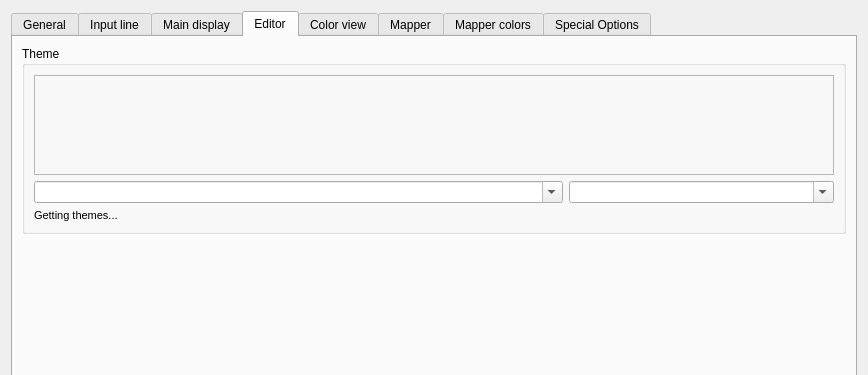
Above: src/ui/profile_preferences.ui from Mudlet/Mudlet before the change; both pictures show x 0 to 868 and y 0 to 375 of the 868 by 743 pixel window. Below: the same form after it.
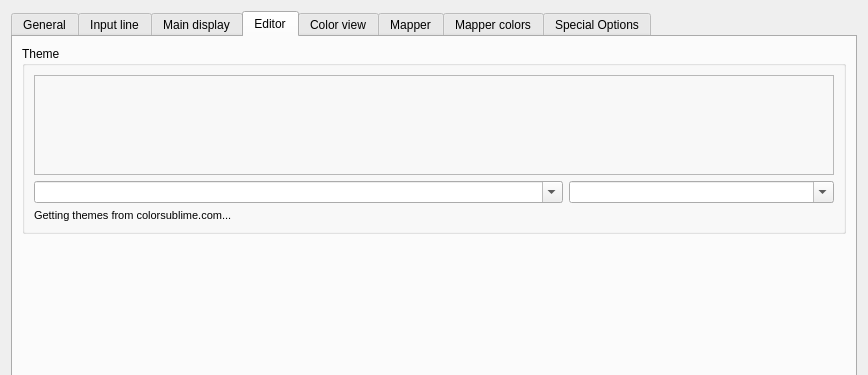
That is the form after the change. The open tabs and pages were chosen to show the change. Icons and pictures are not drawn. Custom widgets are drawn as their Qt base class.

The edit to the form file:
```diff
--- a/src/ui/profile_preferences.ui
+++ b/src/ui/profile_preferences.ui
@@ -1030,7 +1030,7 @@
              </font>
             </property>
             <property name="text">
-             <string>Getting themes...</string>
+             <string>Getting themes from colorsublime.com...</string>
             </property>
            </widget>
           </item>
```
